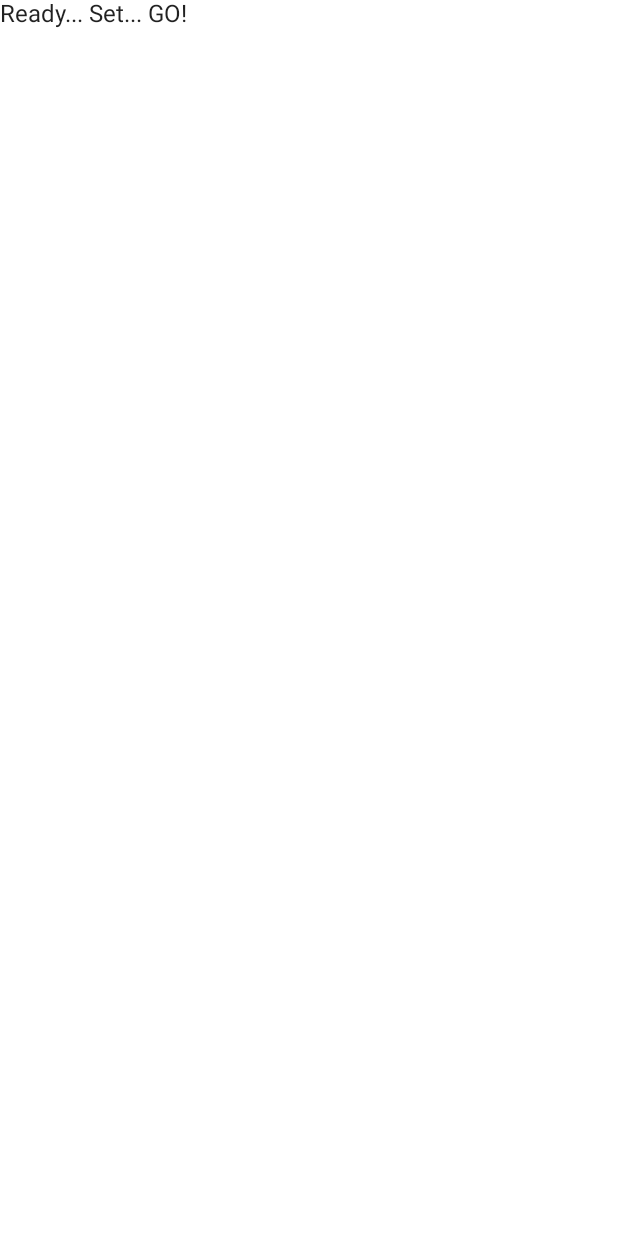
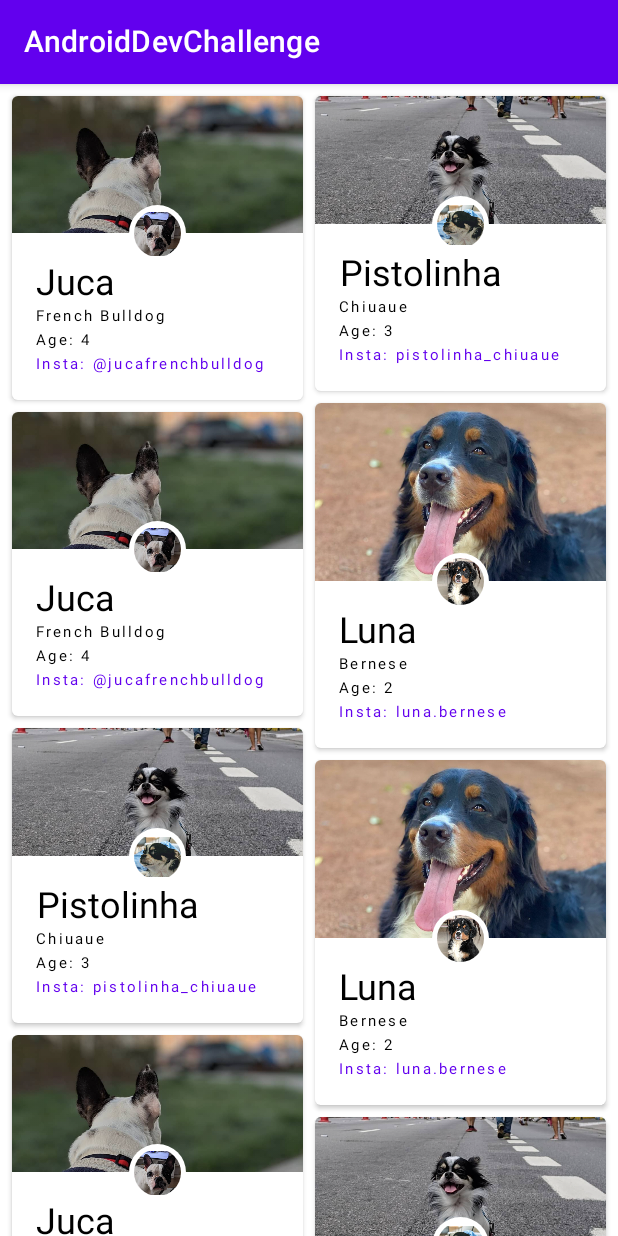
Before and after one commit to roquebuarquejr/compose-challenge, an Android app built with Jetpack Compose: the screen it shows after launch (MainActivity), on a phone screen of 412 x 824 dp. Before the commit the screen is almost empty. Run offline under Robolectric (Android 15) with nearby library versions, the phone set to English and light mode, and no system bars; our stand-ins replace constraintlayout-compose; 1 statement that could not run was skipped.

```diff
--- a/app/src/main/java/com/example/androiddevchallenge/MainActivity.kt
+++ b/app/src/main/java/com/example/androiddevchallenge/MainActivity.kt
@@ -18,11 +18,24 @@ package com.example.androiddevchallenge
 import android.os.Bundle
 import androidx.activity.compose.setContent
 import androidx.appcompat.app.AppCompatActivity
-import androidx.compose.material.MaterialTheme
-import androidx.compose.material.Surface
-import androidx.compose.material.Text
+import androidx.compose.foundation.layout.Column
+import androidx.compose.material.*
+import androidx.compose.material.icons.Icons
+import androidx.compose.material.icons.outlined.ArrowBack
 import androidx.compose.runtime.Composable
+import androidx.compose.runtime.mutableStateOf
+import androidx.compose.runtime.remember
+import androidx.compose.ui.res.stringResource
 import androidx.compose.ui.tooling.preview.Preview
+import androidx.lifecycle.LiveData
+import androidx.lifecycle.viewmodel.compose.viewModel
+import androidx.navigation.NavController
+import androidx.navigation.NavType
+import androidx.navigation.compose.*
+import com.example.androiddevchallenge.data.PuppyDto
+import com.example.androiddevchallenge.presentation.PuppyListViewModel
+import com.example.androiddevchallenge.presentation.ui.PuppiesListView
+import com.example.androiddevchallenge.presentation.ui.PuppyDetailView
 import com.example.androiddevchallenge.ui.theme.MyTheme
 
 class MainActivity : AppCompatActivity() {
@@ -30,32 +43,8 @@ class MainActivity : AppCompatActivity() {
         super.onCreate(savedInstanceState)
         setContent {
             MyTheme {
-                MyApp()
+                NavGraph()
             }
         }
     }
 }
-
-// Start building your app here!
-@Composable
-fun MyApp() {
-    Surface(color = MaterialTheme.colors.background) {
-        Text(text = "Ready... Set... GO!")
-    }
-}
-
-@Preview("Light Theme", widthDp = 360, heightDp = 640)
-@Composable
-fun LightPreview() {
-    MyTheme {
-        MyApp()
-    }
-}
-
-@Preview("Dark Theme", widthDp = 360, heightDp = 640)
-@Composable
-fun DarkPreview() {
-    MyTheme(darkTheme = true) {
-        MyApp()
-    }
-}
--- /dev/null
+++ b/app/src/main/java/com/example/androiddevchallenge/NavigationGraph.kt
@@ -0,0 +1,83 @@
+package com.example.androiddevchallenge
+
+import androidx.compose.material.*
+import androidx.compose.material.icons.Icons
+import androidx.compose.material.icons.outlined.ArrowBack
+import androidx.compose.runtime.Composable
+import androidx.compose.runtime.mutableStateOf
+import androidx.compose.runtime.remember
+import androidx.compose.ui.res.stringResource
+import androidx.navigation.NavHostController
+import androidx.navigation.NavType
+import androidx.navigation.compose.*
+import com.example.androiddevchallenge.MainDestinations.PUPPY_DETAIL
+import com.example.androiddevchallenge.MainDestinations.PUPPY_DETAIL_KEY
+import com.example.androiddevchallenge.presentation.ui.PuppiesListView
+import com.example.androiddevchallenge.presentation.ui.PuppyDetailView
+
+object MainDestinations {
+    const val PUPPY_LIST = "list"
+    const val PUPPY_DETAIL = "detail"
+    const val PUPPY_DETAIL_KEY = "detailId"
+}
+
+
+@Composable
+fun NavGraph(startDestination: String = MainDestinations.PUPPY_LIST) {
+    val navController = rememberNavController()
+    val (canPop, setCanPop) = remember { mutableStateOf(false) }
+    val scaffoldState: ScaffoldState = rememberScaffoldState()
+    val actions = remember(navController) { MainActions(navController) }
+    Scaffold(
+        topBar = {
+            TopAppBar(
+                title = { Text(text = stringResource(R.string.app_name)) },
+                navigationIcon = if (canPop) {
+                    {
+                        IconButton(
+                            onClick = {
+                                navController.popBackStack()
+                            }
+                        ) {
+                            Icon(Icons.Outlined.ArrowBack, "back")
+                        }
+                    }
+                } else { null },
+            )
+        },
+        scaffoldState = scaffoldState
+    ){
+    NavHost(
+        navController = navController,
+        startDestination = startDestination
+    ) {
+
+        composable(MainDestinations.PUPPY_LIST) {
+            setCanPop(false)
+            PuppiesListView(callback = actions.selectPuppy)
+        }
+
+        composable(
+            "$PUPPY_DETAIL/{$PUPPY_DETAIL_KEY}",
+            arguments = listOf(navArgument(PUPPY_DETAIL_KEY) { type = NavType.LongType })
+        ) { backStackEntry ->
+            val arguments = requireNotNull(backStackEntry.arguments)
+            setCanPop(true)
+            PuppyDetailView(
+                puppyId  = arguments.getLong(PUPPY_DETAIL_KEY),
+            )
+        }
+    }
+}
+}
+
+/**
+ * Models the navigation actions in the app.
+ */
+class MainActions(navController: NavHostController) {
+
+    val selectPuppy: (Long) -> Unit = {
+        navController.navigate("$PUPPY_DETAIL/$it")
+    }
+
+}
--- /dev/null
+++ b/app/src/main/java/com/example/androiddevchallenge/data/PuppyDto.kt
@@ -0,0 +1,142 @@
+package com.example.androiddevchallenge.data
+
+import androidx.annotation.DrawableRes
+import com.example.androiddevchallenge.R
+
+data class PuppyDto(
+    val id: Long,
+    val name: String,
+    val breeds: String,
+    val description: String,
+    val instagram: String,
+    val age: Int,
+    @DrawableRes val image: Int,
+    @DrawableRes val cover: Int
+) {
+
+    companion object {
+
+        fun getPuppies(): List<PuppyDto> {
+            return listOf(
+                PuppyDto(
+                    0L,
+                    "Juca",
+                    "French Bulldog",
+                    "Juca is a french bulldog 4 years old very friendly",
+                    "@jucafrenchbulldog",
+                    4,
+                    R.drawable.ic_juca,
+                    R.drawable.ic_juca_cover
+                ),
+                PuppyDto(
+                    1L,
+                    "Pistolinha",
+                    "Chiuaue",
+                    "Pistolinha is a  who loves sleep",
+                    "pistolinha_chiuaue",
+                    3,
+                    R.drawable.ic_pistolinha,
+                    R.drawable.ic_pistolinha_cover
+                ),
+                PuppyDto(
+                    2L,
+                    "Luna",
+                    "Bernese",
+                    "Luna is a very friendly dog, she likes to be nearby",
+                    "luna.bernese",
+                    2,
+                    R.drawable.ic_luna,
+                    R.drawable.ic_luna_cover
+                ),        PuppyDto(
+                    3L,
+                    "Juca",
+                    "French Bulldog",
+                    "Juca is a french bulldog 4 years old very friendly",
+                    "@jucafrenchbulldog",
+                    4,
+                    R.drawable.ic_juca,
+                    R.drawable.ic_juca_cover
+                ),
+                PuppyDto(
+                    4L,
+                    "Pistolinha",
+                    "Chiuaue",
+                    "Pistolinha is a  who loves sleep",
+                    "pistolinha_chiuaue",
+                    3,
+                    R.drawable.ic_pistolinha,
+                    R.drawable.ic_pistolinha_cover
+                ),
+                PuppyDto(
+                    5L,
+                    "Luna",
+                    "Bernese",
+                    "Luna is a very friendly dog, she likes to be nearby",
+                    "luna.bernese",
+                    2,
+                    R.drawable.ic_luna,
+                    R.drawable.ic_luna_cover
+                ),        PuppyDto(
+                    6L,
+                    "Juca",
+                    "French Bulldog",
+                    "Juca is a french bulldog 4 years old very friendly",
+                    "@jucafrenchbulldog",
+                    4,
+                    R.drawable.ic_juca,
+                    R.drawable.ic_juca_cover
+                ),
+                PuppyDto(
+                    7L,
+                    "Pistolinha",
+                    "Chiuaue",
+                    "Pistolinha is a  who loves sleep",
+                    "pistolinha_chiuaue",
+                    3,
+                    R.drawable.ic_pistolinha,
+                    R.drawable.ic_pistolinha_cover
+                ),
+                PuppyDto(
+                    8L,
+                    "Luna",
+                    "Bernese",
+                    "Luna is a very friendly dog, she likes to be nearby",
+                    "luna.bernese",
+                    2,
+                    R.drawable.ic_luna,
+                    R.drawable.ic_luna_cover
+                ),        PuppyDto(
+                    9L,
+                    "Juca",
+                    "French Bulldog",
+                    "Juca is a french bulldog 4 years old very friendly",
+                    "@jucafrenchbulldog",
+                    4,
+                    R.drawable.ic_juca,
+                    R.drawable.ic_juca_cover
+                ),
+                PuppyDto(
+                    10L,
+                    "Pistolinha",
+                    "Chiuaue",
+                    "Pistolinha is a  who loves sleep",
+                    "pistolinha_chiuaue",
+                    3,
+                    R.drawable.ic_pistolinha,
+                    R.drawable.ic_pistolinha_cover
+                ),
+                PuppyDto(
+                    11L,
+                    "Luna",
+                    "Bernese",
+                    "Luna is a very friendly dog, she likes to be nearby",
+                    "luna.bernese",
+                    2,
+                    R.drawable.ic_luna,
+                    R.drawable.ic_luna_cover
+                )
+
+            )
+        }
+    }
+}
--- /dev/null
+++ b/app/src/main/java/com/example/androiddevchallenge/presentation/PuppyListViewModel.kt
@@ -0,0 +1,11 @@
+package com.example.androiddevchallenge.presentation
+
+import androidx.lifecycle.LiveData
+import androidx.lifecycle.MutableLiveData
+import androidx.lifecycle.ViewModel
+import com.example.androiddevchallenge.data.PuppyDto
+
+class PuppyListViewModel : ViewModel(){
+    private val _puppies = MutableLiveData(PuppyDto.getPuppies())
+    val puppies : LiveData<List<PuppyDto>> = _puppies
+}
--- /dev/null
+++ b/app/src/main/java/com/example/androiddevchallenge/presentation/ui/PuppyDetailView.kt
@@ -0,0 +1,56 @@
+package com.example.androiddevchallenge.presentation.ui
+
+
+import androidx.compose.foundation.Image
+import androidx.compose.foundation.layout.Column
+import androidx.compose.foundation.layout.Spacer
+import androidx.compose.foundation.layout.aspectRatio
+import androidx.compose.foundation.layout.fillMaxWidth
+import androidx.compose.foundation.layout.height
+import androidx.compose.foundation.layout.padding
+import androidx.compose.foundation.rememberScrollState
+import androidx.compose.foundation.verticalScroll
+import androidx.compose.material.MaterialTheme
+import androidx.compose.material.Text
+import androidx.compose.runtime.Composable
+import androidx.compose.ui.Modifier
+import androidx.compose.ui.graphics.painter.Painter
+import androidx.compose.ui.layout.ContentScale
+import androidx.compose.ui.res.painterResource
+import androidx.compose.ui.unit.dp
+import androidx.lifecycle.viewmodel.compose.viewModel
+import com.example.androiddevchallenge.data.PuppyDto
+import com.example.androiddevchallenge.presentation.PuppyListViewModel
+import java.lang.IllegalArgumentException
+
+@Composable
+fun PuppyDetailView(puppyId: Long) {
+    Column(
+        modifier = Modifier
+            .fillMaxWidth()
+            .verticalScroll(rememberScrollState())
+    ) {
+        val viewModel: PuppyListViewModel = viewModel()
+        val data =
+            viewModel.puppies.value?.find { it.id == puppyId } ?: throw  IllegalArgumentException()
+        val image: Painter = painterResource(id = data.image)
+        Image(
+            painter = image,
+            contentDescription = data.name,
+            contentScale = ContentScale.Crop,
+            modifier = Modifier.aspectRatio(1f)
+        )
+        Column(modifier = Modifier.padding(16.dp)) {
+            Text(
+                text = data.name,
+                style = MaterialTheme.typography.h6,
+                color = MaterialTheme.colors.primary,
+            )
+            Text(
+                text = data.description,
+                style = MaterialTheme.typography.caption,
+                color = MaterialTheme.colors.onSurface,
+            )
+        }
+    }
+}
--- /dev/null
+++ b/app/src/main/java/com/example/androiddevchallenge/presentation/ui/PuppyItemList.kt
@@ -0,0 +1,208 @@
+package com.example.androiddevchallenge.presentation.ui
+
+import androidx.compose.foundation.*
+import androidx.compose.foundation.layout.*
+import androidx.compose.foundation.shape.CircleShape
+import androidx.compose.material.*
+import androidx.compose.runtime.Composable
+import androidx.compose.ui.Modifier
+import androidx.compose.ui.draw.clip
+import androidx.compose.ui.graphics.Color
+import androidx.compose.ui.graphics.painter.Painter
+import androidx.compose.ui.layout.ContentScale
+import androidx.compose.ui.layout.Layout
+import androidx.compose.ui.res.painterResource
+import androidx.compose.ui.text.style.TextAlign
+import androidx.compose.ui.tooling.preview.Preview
+import androidx.compose.ui.unit.Dp
+import androidx.compose.ui.unit.dp
+import androidx.constraintlayout.compose.ConstraintLayout
+import com.example.androiddevchallenge.data.PuppyDto
+import kotlin.math.ceil
+
+@Composable
+fun PuppyListItem(puppy: PuppyDto, callback: (Long) -> Unit) {
+
+    Surface(
+        modifier = Modifier.padding(4.dp),
+        color = MaterialTheme.colors.surface,
+        elevation = 2.dp,
+        shape = MaterialTheme.shapes.medium
+    )
+    {
+
+        ConstraintLayout(
+            modifier = Modifier
+                .clickable(
+                    onClick = { callback(puppy.id) }
+                )
+
+        ) {
+            val (image, avatar, subject, name, steps, instagram) = createRefs()
+            Image(
+                painter = painterResource(id = puppy.cover),
+                contentDescription = puppy.name,
+                contentScale = ContentScale.FillWidth,
+                modifier = Modifier
+                    .fillMaxWidth()
+                    .constrainAs(image) {
+                        centerHorizontallyTo(parent)
+                        top.linkTo(parent.top)
+                    }
+            )
+
+            val outlineColor = LocalElevationOverlay.current?.apply(
+                color = MaterialTheme.colors.surface,
+                elevation = 2.dp
+            ) ?: MaterialTheme.colors.surface
+
+            OutlinedAvatar(
+                puppy = puppy,
+                outlineColor = outlineColor,
+                modifier = Modifier
+                    .size(38.dp)
+                    .constrainAs(avatar) {
+                        centerHorizontallyTo(parent)
+                        centerAround(image.bottom)
+                    }
+
+            )
+
+            Text(
+                text = puppy.name,
+                color = MaterialTheme.colors.onSurface,
+                style = MaterialTheme.typography.h5,
+                textAlign = TextAlign.Center,
+                modifier = Modifier
+                    .padding(start = 16.dp)
+                    .constrainAs(name) {
+                        top.linkTo(avatar.bottom)
+                    }
+            )
+
+            Text(
+                text = puppy.breeds,
+                color = MaterialTheme.colors.onSurface,
+                style = MaterialTheme.typography.overline,
+                modifier = Modifier
+                    .padding(start = 16.dp)
+                    .constrainAs(subject) {
+                        top.linkTo(name.bottom)
+                    }
+            )
+
+            Text(
+                text = "Age: " + puppy.age.toString(),
+                color = MaterialTheme.colors.onSurface,
+                style = MaterialTheme.typography.overline,
+                modifier = Modifier
+                    .padding(start = 16.dp)
+                    .constrainAs(steps) {
+                        top.linkTo(subject.bottom)
+                    }
+            )
+
+            Text(
+                text = "Insta: " + puppy.instagram,
+                color = MaterialTheme.colors.primary,
+                style = MaterialTheme.typography.overline,
+                modifier = Modifier
+                    .padding(
+                        start = 16.dp,
+                        bottom = 16.dp
+                    )
+                    .constrainAs(instagram) {
+                        top.linkTo(steps.bottom)
+                    }
+            )
+        }
+
+    }
+}
+
+@Composable
+fun OutlinedAvatar(
+    puppy: PuppyDto,
+    modifier: Modifier = Modifier,
+    outlineColor: Color = MaterialTheme.colors.surface
+) {
+    Box(
+        modifier = modifier.background(
+            color = outlineColor,
+            shape = CircleShape
+        )
+    ) {
+        val avatar: Painter = painterResource(id = puppy.image)
+        Image(
+            painter = avatar,
+            contentDescription = puppy.name,
+            contentScale = ContentScale.FillWidth,
+            modifier = Modifier
+                .padding(3.dp)
+                .fillMaxSize()
+                .clip(CircleShape)
+        )
+
+    }
+}
+
+@Composable
+fun StaggeredVerticalGrid(
+    modifier: Modifier = Modifier,
+    maxColumnWidth: Dp,
+    content: @Composable () -> Unit
+) {
+    Layout(
+        content = content,
+        modifier = modifier
+    ) { measurables, constraints ->
+        check(constraints.hasBoundedWidth) {
+            "Unbounded width not supported"
+        }
+        val columns = ceil(constraints.maxWidth / maxColumnWidth.toPx()).toInt()
+        val columnWidth = constraints.maxWidth / columns
+        val itemConstraints = constraints.copy(maxWidth = columnWidth)
+        val colHeights = IntArray(columns) { 0 } // track each column's height
+        val placeables = measurables.map { measurable ->
+            val column = shortestColumn(colHeights)
+            val placeable = measurable.measure(itemConstraints)
+            colHeights[column] += placeable.height
+            placeable
+        }
+
+        val height = colHeights.maxOrNull()?.coerceIn(constraints.minHeight, constraints.maxHeight)
+            ?: constraints.minHeight
+        layout(
+            width = constraints.maxWidth,
+            height = height
+        ) {
+            val colY = IntArray(columns) { 0 }
+            placeables.forEach { placeable ->
+                val column = shortestColumn(colY)
+                placeable.place(
+                    x = columnWidth * column,
+                    y = colY[column]
+                )
+                colY[column] += placeable.height
+            }
+        }
+    }
+}
+
+private fun shortestColumn(colHeights: IntArray): Int {
+    var minHeight = Int.MAX_VALUE
+    var column = 0
+    colHeights.forEachIndexed { index, height ->
+        if (height < minHeight) {
+            minHeight = height
+            column = index
+        }
+    }
+    return column
+}
+
+@Preview(showBackground = true)
+@Composable
+fun SamplePuppyListItem() {
+    PuppyListItem(puppy = PuppyDto.getPuppies().first(), callback = {})
+}
--- /dev/null
+++ b/app/src/main/java/com/example/androiddevchallenge/presentation/ui/PuppyListView.kt
@@ -0,0 +1,46 @@
+package com.example.androiddevchallenge.presentation.ui
+
+import androidx.compose.foundation.Image
+import androidx.compose.foundation.layout.Column
+import androidx.compose.foundation.layout.fillMaxWidth
+import androidx.compose.foundation.layout.height
+import androidx.compose.foundation.layout.padding
+import androidx.compose.foundation.lazy.LazyColumn
+import androidx.compose.foundation.lazy.items
+import androidx.compose.foundation.lazy.rememberLazyListState
+import androidx.compose.foundation.rememberScrollState
+import androidx.compose.foundation.verticalScroll
+import androidx.compose.material.Icon
+import androidx.compose.material.IconButton
+import androidx.compose.material.Text
+import androidx.compose.material.TopAppBar
+import androidx.compose.material.icons.Icons
+import androidx.compose.material.icons.filled.AccountCircle
+import androidx.compose.runtime.Composable
+import androidx.compose.ui.Alignment
+import androidx.compose.ui.Modifier
+import androidx.compose.ui.res.painterResource
+import androidx.compose.ui.res.stringResource
+import androidx.compose.ui.unit.dp
+import androidx.lifecycle.viewmodel.compose.viewModel
+import com.example.androiddevchallenge.presentation.PuppyListViewModel
+
+@Composable
+fun PuppiesListView(callback: (Long) -> Unit) {
+    val viewModel: PuppyListViewModel = viewModel()
+
+    Column(
+        modifier = Modifier
+            .verticalScroll(rememberScrollState())
+    ) {
+        StaggeredVerticalGrid(
+            maxColumnWidth = 220.dp,
+            modifier = Modifier.padding(4.dp)
+        ) {
+            viewModel.puppies.value?.forEach {
+                PuppyListItem(it, callback)
+            }
+        }
+    }
+
+}
```
Also changed, not shown: app/build.gradle (+7 -1 lines), app/src/main/res/drawable-v24/ic_juca.png (added), app/src/main/res/drawable-v24/ic_juca_cover.png (added), app/src/main/res/drawable-v24/ic_luna.png (added), app/src/main/res/drawable-v24/ic_luna_cover.png (added), app/src/main/res/drawable-v24/ic_pistolinha.png (added), app/src/main/res/drawable-v24/ic_pistolinha_cover.png (added).
